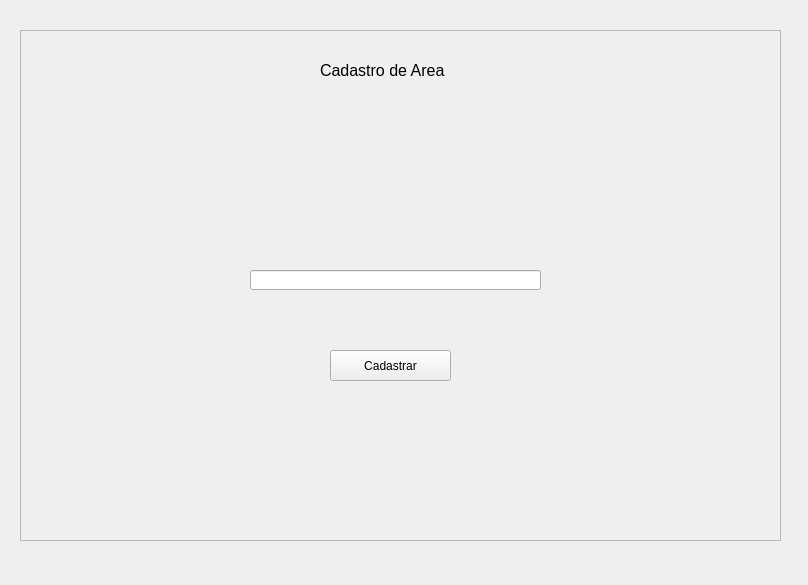
This is App/view/ui/cadastroArea.ui in Senac-SOR-ADS/Mapa-de-Sala as Qt 5 draws it before an edit. The edited form follows.
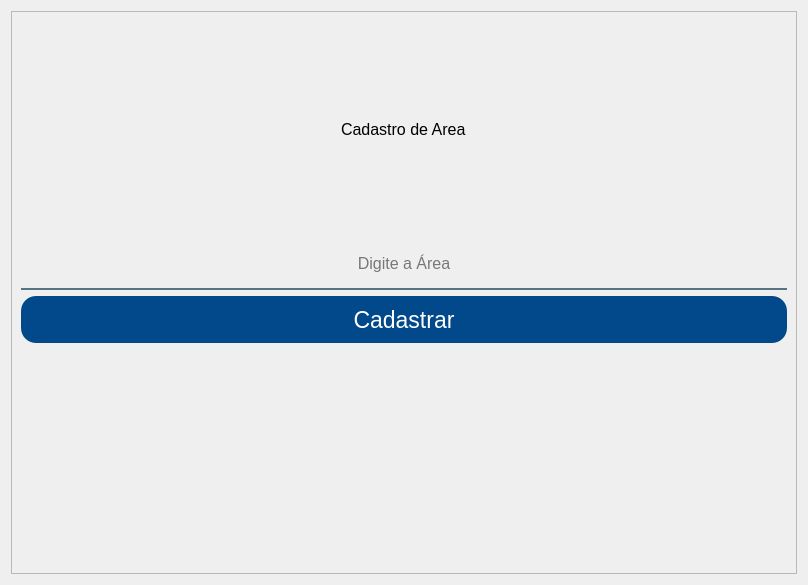
This is the edited form.

```diff
--- a/App/view/ui/cadastroArea.ui
+++ b/App/view/ui/cadastroArea.ui
@@ -13,89 +13,107 @@
   <property name="windowTitle">
    <string>Form</string>
   </property>
+  <property name="styleSheet">
+   <string notr="true">#btnCadastrarArea {
+	background-color: #01498a;
+	color: #FFF;
+border: none;
+border-radius: 15px;
+}
+
+#btnCadastrarArea:hover {
+	background-color: #f6921e;
+}
+
+#cadastrarArea {
+background-color:rgba(0,0,0,0);
+	border:2px solid rgba(0,0,0,0);
+	border-bottom-color:rgba(46,82,101,200);
+	color:rgb(0,0,0);
+	padding-bottom:7px;
+}
+
+#resposta {
+	color: red;
+}</string>
+  </property>
+  <layout class="QVBoxLayout" name="verticalLayout_2">
+   <item>
   <widget class="QFrame" name="frame">
-   <property name="geometry">
-    <rect>
-     <x>20</x>
-     <y>30</y>
-     <width>761</width>
-     <height>511</height>
-    </rect>
-   </property>
    <property name="frameShape">
     <enum>QFrame::StyledPanel</enum>
    </property>
    <property name="frameShadow">
     <enum>QFrame::Raised</enum>
    </property>
+     <layout class="QVBoxLayout" name="verticalLayout">
+      <item alignment="Qt::AlignHCenter">
    <widget class="QLabel" name="label">
-    <property name="geometry">
-     <rect>
-      <x>300</x>
-      <y>30</y>
-      <width>131</width>
-      <height>21</height>
-     </rect>
-    </property>
     <property name="font">
      <font>
       <pointsize>12</pointsize>
+          <weight>50</weight>
+          <bold>false</bold>
      </font>
     </property>
     <property name="text">
      <string>Cadastro de Area</string>
     </property>
    </widget>
+      </item>
+      <item>
+       <widget class="QLineEdit" name="cadastrarArea">
+        <property name="minimumSize">
+         <size>
+          <width>0</width>
+          <height>47</height>
+         </size>
+        </property>
+        <property name="font">
+         <font>
+          <pointsize>12</pointsize>
+         </font>
+        </property>
+        <property name="alignment">
+         <set>Qt::AlignCenter</set>
+        </property>
+        <property name="readOnly">
+         <bool>false</bool>
+        </property>
+        <property name="placeholderText">
+         <string>Digite a Área</string>
+        </property>
+       </widget>
+      </item>
+      <item>
    <widget class="QPushButton" name="btnCadastrarArea">
-    <property name="geometry">
-     <rect>
-      <x>310</x>
-      <y>320</y>
-      <width>121</width>
-      <height>31</height>
-     </rect>
+        <property name="minimumSize">
+         <size>
+          <width>0</width>
+          <height>47</height>
+         </size>
+        </property>
+        <property name="font">
+         <font>
+          <pointsize>17</pointsize>
+         </font>
     </property>
     <property name="text">
      <string>Cadastrar</string>
     </property>
    </widget>
-   <widget class="QLineEdit" name="cadastrarArea">
-    <property name="geometry">
-     <rect>
-      <x>230</x>
-      <y>240</y>
-      <width>291</width>
-      <height>20</height>
-     </rect>
-    </property>
-   </widget>
-   <widget class="QLabel" name="respostaCadastrando">
-    <property name="geometry">
-     <rect>
-      <x>270</x>
-      <y>380</y>
-      <width>211</width>
-      <height>20</height>
-     </rect>
-    </property>
+      </item>
+      <item alignment="Qt::AlignHCenter|Qt::AlignVCenter">
+       <widget class="QLabel" name="resposta">
     <property name="text">
      <string/>
     </property>
    </widget>
-   <widget class="QLabel" name="respostaNaoCadastrado">
-    <property name="geometry">
-     <rect>
-      <x>260</x>
-      <y>390</y>
-      <width>211</width>
-      <height>20</height>
-     </rect>
-    </property>
-    <property name="text">
-     <string/>
-    </property>
-   </widget>
-  </widget>
+      </item>
+     </layout>
+    </widget>
+   </item>
+  </layout>
  </widget>
  <tabstops>
   <tabstop>cadastrarArea</tabstop>
```
Lines whose indentation alone changed are shown as unchanged.
